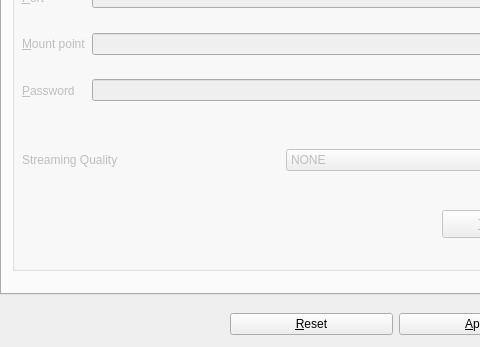
Old version of the form src/freeseer/configtool/forms/freeseer_configtool_ui.ui in the repository Freeseer/freeseer; both pictures show x 0 to 480 and y 146 to 493 of the 568 by 493 pixel window.
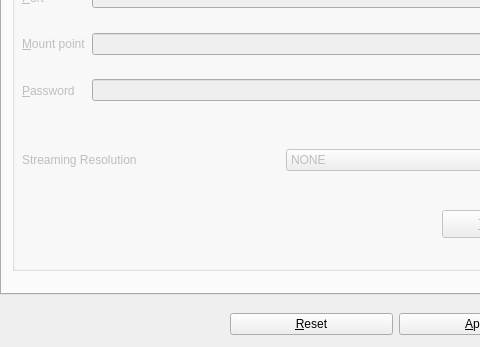
New version of the form. The open tabs and pages were chosen to show the change. Icons and pictures are not drawn.

What changed in the file:
```diff
--- a/src/freeseer/configtool/forms/freeseer_configtool_ui.ui
+++ b/src/freeseer/configtool/forms/freeseer_configtool_ui.ui
@@ -431,7 +431,7 @@
       </rect>
      </property>
      <property name="title">
-      <string>&amp;Enable Streaming</string>
+      <string>&amp;Enable Streaming </string>
      </property>
      <property name="checkable">
       <bool>true</bool>
@@ -670,7 +670,7 @@
        <item>
         <widget class="QLabel" name="label">
          <property name="text">
-          <string>Streaming Quality</string>
+          <string>Streaming Resolution</string>
          </property>
          <property name="buddy">
           <cstring>comboBox_streamingQualityList</cstring>
```
Left out of the diff: 26 changed lines with no effect on the pictures.
